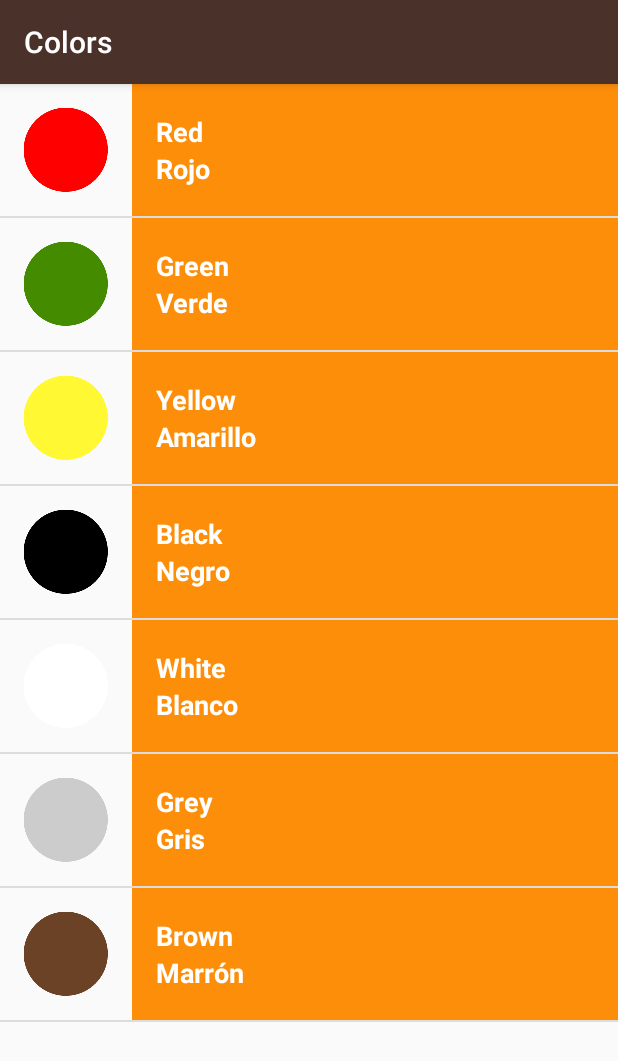
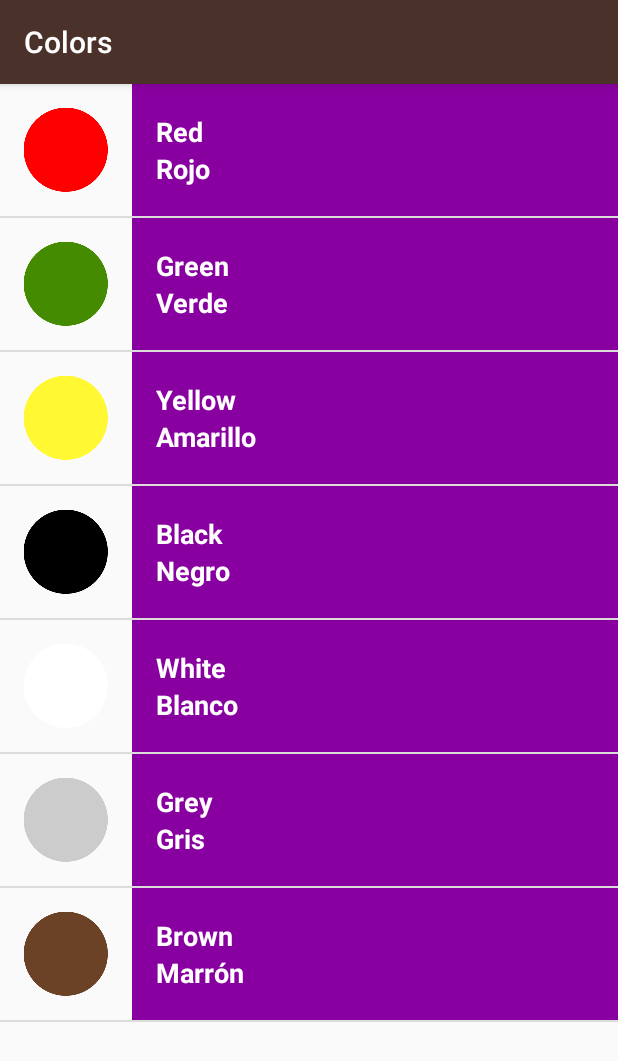
Before and after one commit to Redando/SpanishApp, an Android app: the ColorsActivity screen opened directly, with no data from a screen before it, on a phone screen of 412 x 824 dp. Shown: the top 1061 px of the screen. Run offline under Robolectric (Android 15) with nearby library versions, the phone set to English and light mode, and no system bars.

Commit message:
Adapter Constructor Adjustments

```diff
--- a/app/src/main/java/crescentcitydevelopment/com/spanishapp/ColorsActivity.java
+++ b/app/src/main/java/crescentcitydevelopment/com/spanishapp/ColorsActivity.java
@@ -27,7 +27,7 @@ public class ColorsActivity extends AppCompatActivity {
         words.add(new Word("Brown","Marrón", R.drawable.color_brown));
 
 
-        WordAdapter adapter = new WordAdapter(this, words);
+        WordAdapter adapter = new WordAdapter(this, words, R.color.category_colors);
 
         ListView listView = (ListView) findViewById(R.id.list);
         listView.setAdapter(adapter);
--- a/app/src/main/java/crescentcitydevelopment/com/spanishapp/FamilyActivity.java
+++ b/app/src/main/java/crescentcitydevelopment/com/spanishapp/FamilyActivity.java
@@ -30,7 +30,7 @@ public class FamilyActivity extends AppCompatActivity{
         words.add(new Word("William","Guillermo",R.drawable.family_william));
 
 
-        WordAdapter adapter = new WordAdapter(this, words);
+        WordAdapter adapter = new WordAdapter(this, words, R.color.category_family);
 
         ListView listView = (ListView) findViewById(R.id.list);
         listView.setAdapter(adapter);
--- a/app/src/main/java/crescentcitydevelopment/com/spanishapp/NumbersActivity.java
+++ b/app/src/main/java/crescentcitydevelopment/com/spanishapp/NumbersActivity.java
@@ -38,7 +38,7 @@ public class NumbersActivity extends AppCompatActivity {
         words.add(new Word("Ten","Diez", R.drawable.number_ten));
 
 
-        WordAdapter adapter = new WordAdapter(this, words);
+        WordAdapter adapter = new WordAdapter(this, words, R.color.category_numbers);
 
         ListView listView = (ListView) findViewById(R.id.list);
         listView.setAdapter(adapter);
--- a/app/src/main/java/crescentcitydevelopment/com/spanishapp/PhrasesActivity.java
+++ b/app/src/main/java/crescentcitydevelopment/com/spanishapp/PhrasesActivity.java
@@ -30,7 +30,7 @@ public class PhrasesActivity extends AppCompatActivity {
         words.add(new Word("I’m feeling good","Me siento bien"));
 
 
-        WordAdapter adapter = new WordAdapter(this, words);
+        WordAdapter adapter = new WordAdapter(this, words, R.color.category_phrases);
 
         ListView listView = (ListView) findViewById(R.id.list);
         listView.setAdapter(adapter);
--- a/app/src/main/java/crescentcitydevelopment/com/spanishapp/WordAdapter.java
+++ b/app/src/main/java/crescentcitydevelopment/com/spanishapp/WordAdapter.java
@@ -1,6 +1,7 @@
 package crescentcitydevelopment.com.spanishapp;
 
 import android.app.Activity;
+import android.support.v4.content.ContextCompat;
 import android.view.LayoutInflater;
 import android.view.View;
 import android.view.ViewGroup;
@@ -16,12 +17,15 @@ import java.util.ArrayList;
 
 public class WordAdapter extends ArrayAdapter<Word> {
 
+    //Resource ID for background color
+    private int mColorResourceId;
 
     //Customer constructor where context inflates layout file
-    public WordAdapter(Activity context, ArrayList<Word> words)
+    public WordAdapter(Activity context, ArrayList<Word> words, int colorResourceId)
     {
         //Initialize  the ArrayAdapter's internal for the context and the list
         super(context, 0, words);
+        mColorResourceId = colorResourceId;
     }
 
     @Override
@@ -59,6 +63,13 @@ public class WordAdapter extends ArrayAdapter<Word> {
             iconImageView.setVisibility(View.GONE);
         }
 
+        //Set the theme color for the list item
+        View textContainer = listItemView.findViewById(R.id.text_container);
+        //Find the color that the resource ID maps to
+        int color = ContextCompat.getColor(getContext(), mColorResourceId);
+        //Set the background of the text container View
+        textContainer.setBackgroundColor(color);
+
 
         //Return list item layout to display
         return listItemView;
--- a/app/src/main/res/layout/list_item.xml
+++ b/app/src/main/res/layout/list_item.xml
@@ -15,7 +15,6 @@
         android:id="@+id/text_container"
         android:layout_width="match_parent"
         android:layout_height="match_parent"
-        android:background="@color/category_numbers"
         android:orientation="vertical"
         android:paddingLeft="16dp">
     <TextView
```
